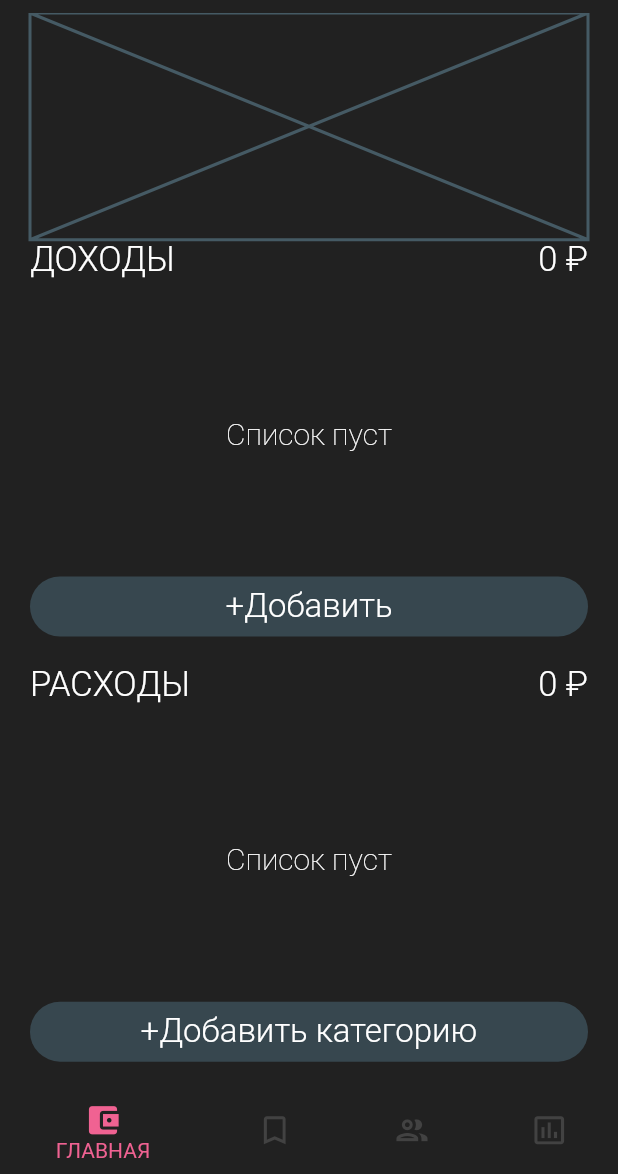
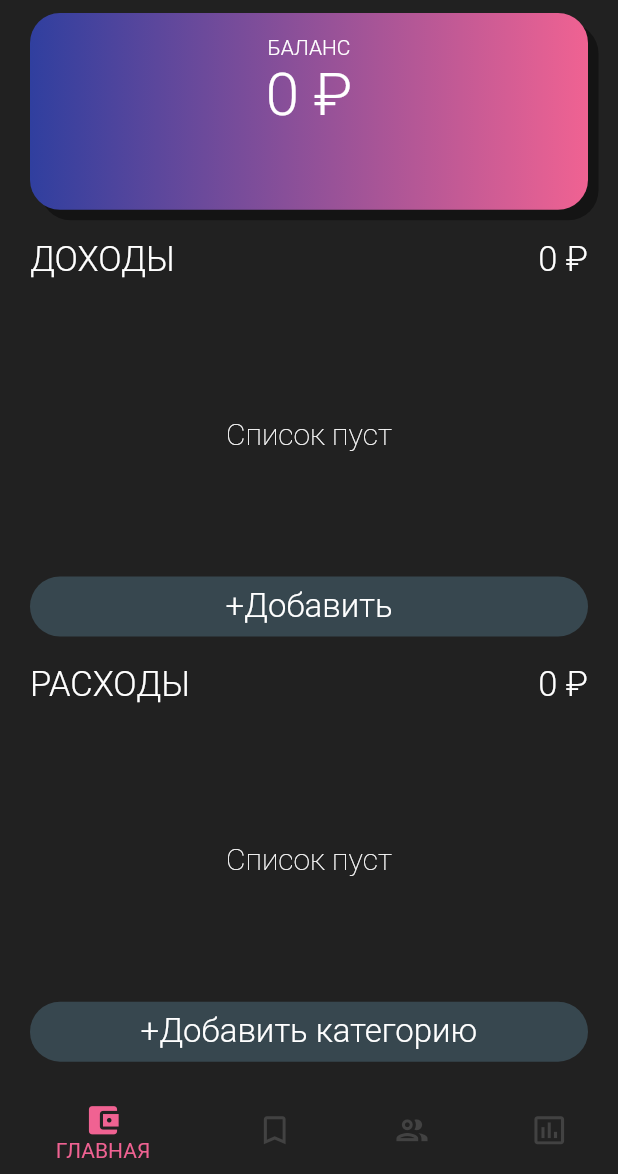
Before and after one commit to ketnanaa/kursovaya, a Flutter app: the screen it shows after launch, on a phone screen of 412 x 824 dp, the part 62-1236 px from its top. Run offline on Flutter 3.47's test engine with Material 2 defaults, Android fonts, the phone set to English and light mode, and no system bars; our stand-ins replace hive; accounts and stored records are empty; generated files the repository leaves out were written again.

Commit message:
total balance banner

```diff
--- /dev/null
+++ b/lib/screens/HomeScreen/Balance/TotalBalance.dart
@@ -0,0 +1,16 @@
+import 'package:financial_app/models/costs/CostsModel.dart';
+import 'package:financial_app/models/incomes/IncomesModel.dart';
+import 'package:financial_app/screens/HomeScreen/Balance/BalanceBanner.dart';
+import 'package:flutter/material.dart';
+import 'package:provider/provider.dart';
+
+class TotalBalance extends StatelessWidget {
+  final String _balanceLabel = "БАЛАНС";
+  @override
+  Widget build(BuildContext context) {
+    int _costsSum = context.watch<CostsModel>().totalCostsSum;
+    int _incomesSum = context.watch<IncomesModel>().incomesSum;
+    return BalanceBanner(
+        label: _balanceLabel, balance: _incomesSum - _costsSum);
+  }
+}
--- a/lib/screens/HomeScreen/HomeScreen.dart
+++ b/lib/screens/HomeScreen/HomeScreen.dart
@@ -1,3 +1,4 @@
+import 'package:financial_app/screens/HomeScreen/Balance/TotalBalance.dart';
 import 'package:financial_app/screens/HomeScreen/Costs/Costs.dart';
 import 'package:financial_app/screens/HomeScreen/Incomes/Incomes.dart';
 import 'package:flutter/material.dart';
@@ -7,7 +8,7 @@ class HomeScreen extends StatelessWidget {
   Widget build(BuildContext context) {
     return Column(
       children: <Widget>[
-        Expanded(flex: 8, child: Placeholder()),
+        Expanded(flex: 8, child: TotalBalance()),
         Expanded(flex: 14, child: Incomes()),
         Spacer(),
         Expanded(flex: 14, child: Costs()),
```
